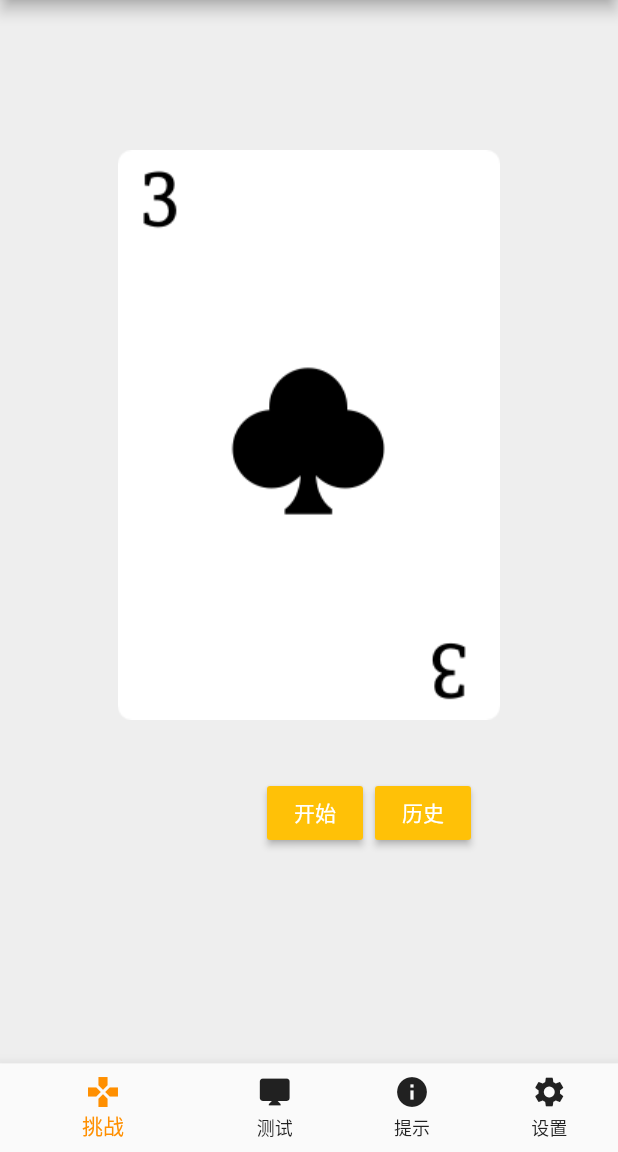
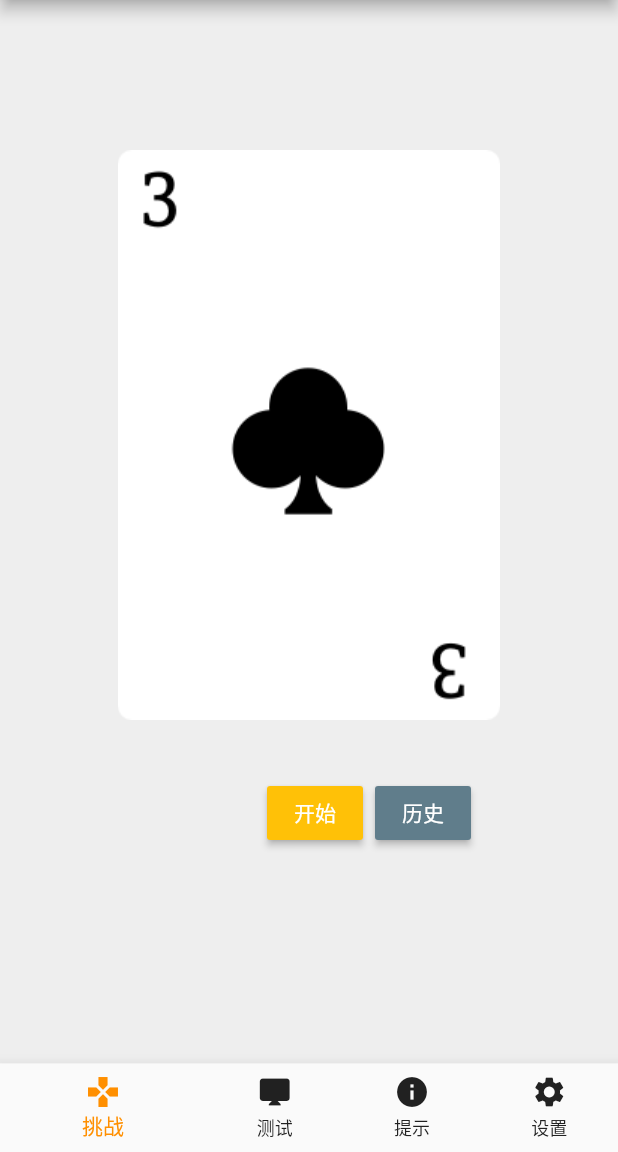
Before and after one commit to JakimLi/smarter-fultter, a Flutter app: the screen it shows after launch, on a phone screen of 412 x 824 dp, the part 84-1236 px from its top. Run offline on Flutter 3.47's test engine with Material 2 defaults, Android fonts, the light colour scheme and no system bars.

Commit message:
change button color

```diff
--- a/lib/screens/game.dart
+++ b/lib/screens/game.dart
@@ -30,7 +30,7 @@ class _GameState extends State<Game> {
                   ),
                   RaisedButton(
                     textColor: Colors.white,
-                    color: Colors.amber,
+                    color: Colors.blueGrey,
                     child: Text('历史'),
                     onPressed: () {},
                   )
```
